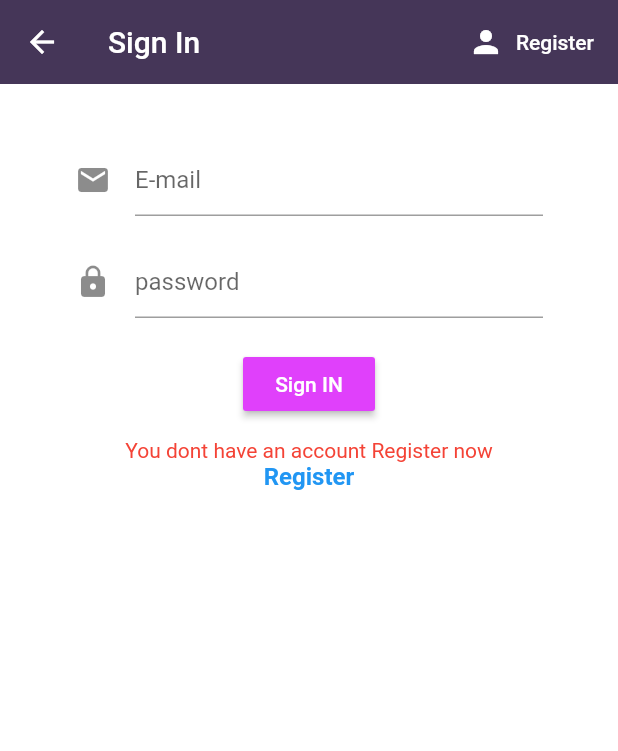
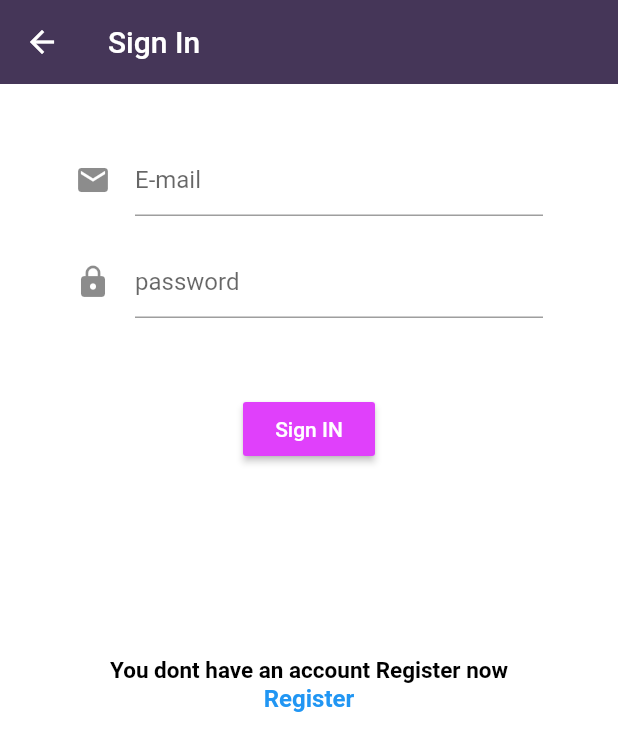
Before and after one commit to lugen98/Tech-learn, a Flutter app: the Register screen opened directly, after a tap on "Sign IN", after a tap on "Sign In", on a phone screen of 412 x 824 dp. Shown: the top 751 px of the screen. Run offline on Flutter 3.47's test engine with Material 2 defaults, Android fonts, the phone set to English and light mode, and no system bars; our stand-ins replace cloud_firestore, firebase_auth, firebase_messaging; missing offline and left inert: google_fonts_arabic; accounts and stored records are empty.

Commit message:
change sign in & register

```diff
--- a/lib/UI/homeScreen.dart
+++ b/lib/UI/homeScreen.dart
@@ -66,7 +66,7 @@ class _MainHomePageState extends State<MainHomePage> {
                   borderRadius: BorderRadius.all(Radius.circular(15))
               ),
               child: Center(
-                child: Text("Sing Up",
+                child: Text("Register",
                   style: TextStyle(
                       color: Colors.white,
                       fontWeight: FontWeight.w600,
--- a/lib/services/Authenticate.dart
+++ b/lib/services/Authenticate.dart
@@ -18,9 +18,9 @@ class Authenticate extends StatefulWidget{
     @override
     Widget build(BuildContext context) {
       if (showSignIn){
+        return Register(toggleView: toggleView);
+      }else{
         return SignIn(toggleView: toggleView);
-      }else{
-        return Register(toggleView: toggleView);
       }
     }
   }
--- a/lib/services/SingIn_auth.dart
+++ b/lib/services/SingIn_auth.dart
@@ -1,4 +1,5 @@
 import 'package:flutter/material.dart';
+import 'package:techlearning_app/UI/dashboardTest.dart';
 import 'package:techlearning_app/services/auth.dart';
 import 'package:techlearning_app/services/register.dart';
 
@@ -12,12 +13,13 @@ class SignIn extends StatefulWidget {
 
 class _SignInState extends State<SignIn> {
   final AuthService _auth = AuthService();
+  final _formKey = GlobalKey<FormState>();
+
   //text filed state
-  String firstName = '';
-  String lastName = '';
   String email = '';
   String password = '';
-  String Register = '';
+  String error = '';
+
 
   @override
   Widget build(BuildContext context) {
@@ -27,32 +29,19 @@ class _SignInState extends State<SignIn> {
         backgroundColor: Color(0xff453658),
         elevation: 0.0,
         title: Text('Sign In'),
-        actions: <Widget>[
-          FlatButton.icon(
-            onPressed: () {
-              widget.toggleView();
-            },
-            icon: Icon(
-              Icons.person,
-              color: Colors.white,
-            ),
-            label: Text(
-              'Register',
-              style: TextStyle(color: Colors.white),
-            ),
-          )
-        ],
       ),
       body: Container(
         padding: EdgeInsets.symmetric(vertical: 20.0, horizontal: 50.0),
         child: SingleChildScrollView(
             child: Form(
-          child: Column(
+              key: _formKey,
+              child: Column(
             children: <Widget>[
               SizedBox(
                 height: 20.0,
               ),
               TextFormField(
+                validator: (val) => val.isEmpty ? 'Enter email' : null,
                 decoration: InputDecoration(
                   hintText: 'E-mail',
                   icon: Icon(Icons.email),
@@ -65,6 +54,9 @@ class _SignInState extends State<SignIn> {
                 height: 20.0,
               ),
               TextFormField(
+                  validator: (val) => val.length < 6
+                      ? 'password Should be more than 6'
+                      : null,
                   obscureText: true,
                   decoration: InputDecoration(
                     hintText: 'password',
@@ -74,7 +66,7 @@ class _SignInState extends State<SignIn> {
                     setState(() => password = val);
                   }),
               SizedBox(
-                height: 20.0,
+                height: 50.0,
               ),
               RaisedButton(
                 color: Colors.purpleAccent,
@@ -83,20 +75,34 @@ class _SignInState extends State<SignIn> {
                   style: TextStyle(color: Colors.white),
                 ),
                 onPressed: () async {
-                  print(email);
-                  print(password);
+                  if (_formKey.currentState.validate()) {
+                    dynamic result = await _auth.signInEP(email, password);
+                    if (result == null) {
+                      setState(() => error = 'Failed To Sign In');
+                    } else {
+                      Navigator.push(context,
+                          MaterialPageRoute(builder: (context) => Dashboard()));
+                    }
+                  }
                 },
               ),
               SizedBox(
                 height: 12.0,
               ),
               Text(
+                error,
+                style: TextStyle(color: Colors.red, fontSize: 14.0),
+              ),
+              SizedBox(
+                height: 100.0,
+              ),
+              Text(
                 'You dont have an account Register now',
-                style: TextStyle(color: Colors.red, fontSize: 14.0),
+                style: TextStyle(color: Colors.black, fontSize: 15.0, fontWeight: FontWeight.w700),
               ),
               InkWell(
                   onTap: (){
-                  //  Navigator.push(context, MaterialPageRoute(builder: (context) => Register()));
+                   Navigator.push(context, MaterialPageRoute(builder: (context) => Register()));
                   },
                   child: Text(
                 "Register",
--- a/lib/services/register.dart
+++ b/lib/services/register.dart
@@ -29,21 +29,7 @@ class _RegisterState extends State<Register> {
         backgroundColor: Color(0xff453658),
         elevation: 0.0,
         title: Text('Register'),
-        actions: <Widget>[
-          FlatButton.icon(
-            onPressed: () {
-              widget.toggleView();
-            },
-            icon: Icon(
-              Icons.person,
-              color: Colors.white,
-            ),
-            label: Text(
-              'Sign IN',
-              style: TextStyle(color: Colors.white),
-            ),
-          )
-        ],
+
       ),
       body: Container(
           padding: EdgeInsets.symmetric(vertical: 20.0, horizontal: 50.0),
@@ -107,7 +93,7 @@ class _RegisterState extends State<Register> {
                       setState(() => password = val);
                     }),
                 SizedBox(
-                  height: 20.0,
+                  height: 50.0,
                 ),
                 RaisedButton(
                   color: Colors.purpleAccent,
@@ -121,7 +107,8 @@ class _RegisterState extends State<Register> {
                       if (result == null) {
                         setState(() => error = 'please supply a valid email');
                       } else {
-                        return Dashboard();
+                        Navigator.push(context,
+                            MaterialPageRoute(builder: (context) => Dashboard()));
                       }
                     }
                   },
@@ -134,11 +121,11 @@ class _RegisterState extends State<Register> {
                   style: TextStyle(color: Colors.red, fontSize: 14.0),
                 ),
                 SizedBox(
-                  height: 12.0,
+                  height: 100.0,
                 ),
                 Text(
                   'Alraedy have account Sign In',
-                  style: TextStyle(color: Colors.red, fontSize: 14.0),
+                  style: TextStyle(color: Colors.black, fontSize: 15.0,fontWeight: FontWeight.w700),
                 ),
                 InkWell(
                     onTap: (){
```
Also changed, not shown: lib/services/auth.dart (+13 -0 lines).
